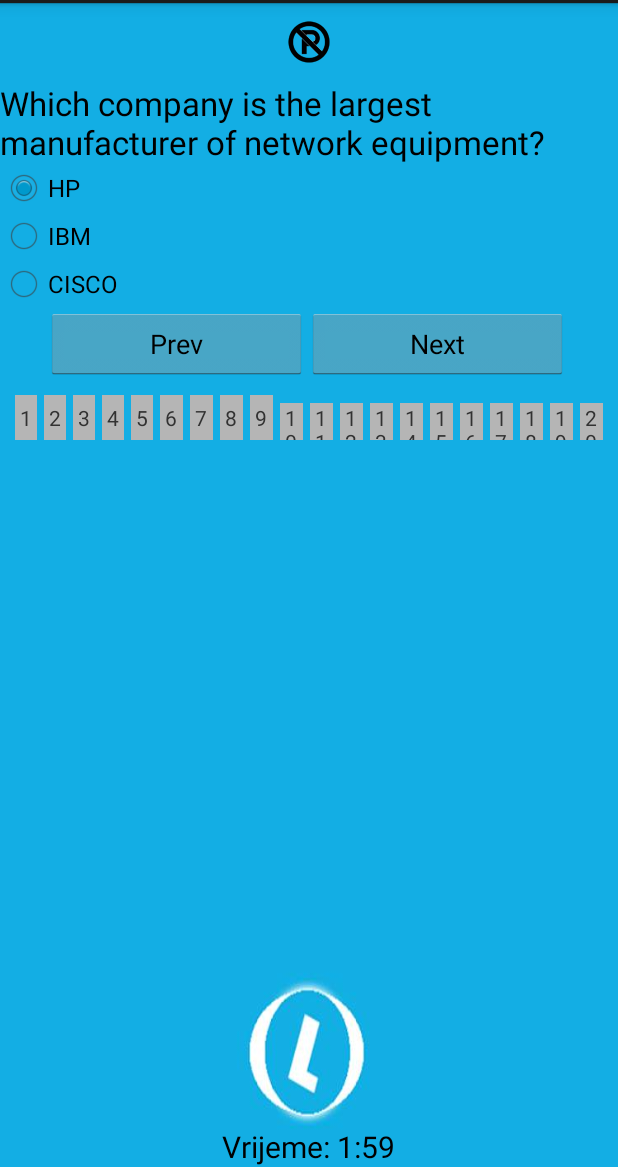
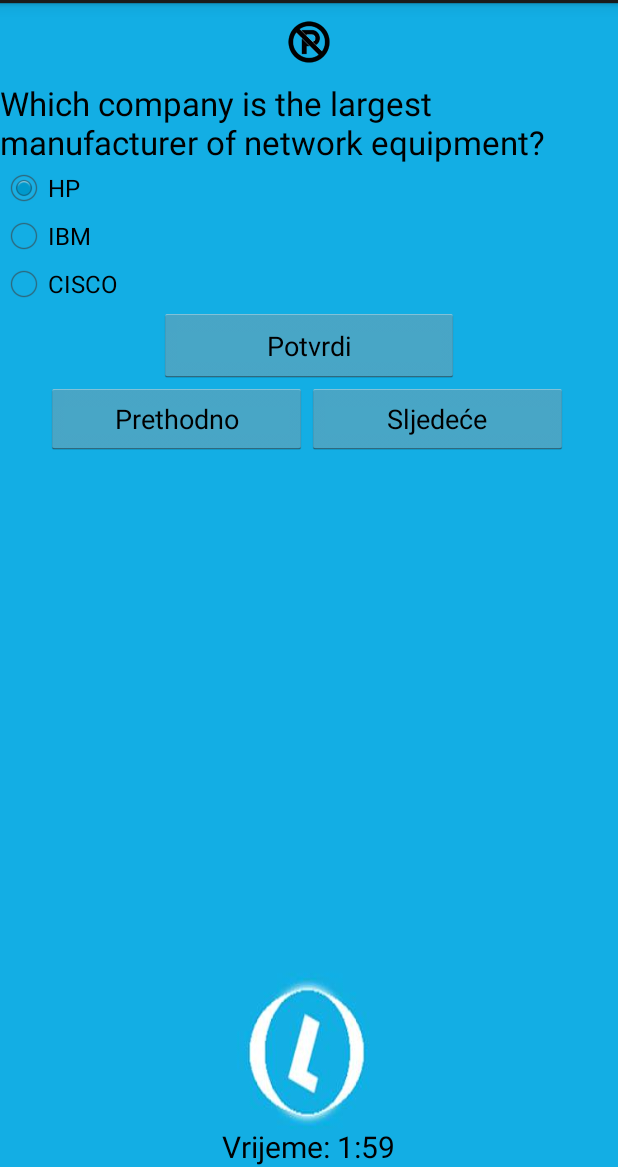
Before and after one commit to rimatik/DrivingSchool-mobile, an Android app: the screen it shows after launch (QuizActivity), after a tap on an icon or button, on a phone screen of 412 x 824 dp, the part 69-1236 px from its top. Run offline under Robolectric (Android 15) with nearby library versions, the phone set to English and light mode, and no system bars.

```diff
--- a/app/src/main/java/com/slaven/radja/autoskola/ispiti/DbHelper.java
+++ b/app/src/main/java/com/slaven/radja/autoskola/ispiti/DbHelper.java
@@ -17,7 +17,7 @@ import android.util.Log;
 import com.slaven.radja.autoskola.R;
 
 public class DbHelper extends SQLiteOpenHelper {
-    private static final int DATABASE_VERSION = 18;
+    private static final int DATABASE_VERSION = 19;
     // Database Name
     private static final String DATABASE_NAME = "autoskolaQuiz";
     // tasks table name
@@ -62,54 +62,7 @@ public class DbHelper extends SQLiteOpenHelper {
         Question q4=new Question("Which of the following device" +
                 " regulates internet traffic?", "Router", "Bridge", "Hub","Router");
         this.addQuestion(q4);
-        Question q5=new Question("Which of the following is NOT an" +
-                " interpreted language?","Ruby","Python","BASIC","BASIC");
-        this.addQuestion(q5);
-        Question q6=new Question("Which of the following is NOT an" +
-                " interpreted language?","Ruby","Python","BASIC","BASIC");
-        this.addQuestion(q6);
-        Question q7=new Question("Which of the following is NOT an" +
-                " interpreted language?","Ruby","Python","BASIC","BASIC");
-        this.addQuestion(q7);
-        Question q8=new Question("Which of the following is NOT an" +
-                " interpreted language?","Ruby","Python","BASIC","BASIC");
-        this.addQuestion(q8);
-        Question q9=new Question("Which of the following is NOT an" +
-                " interpreted language?","Ruby","Python","BASIC","BASIC");
-        this.addQuestion(q9);
-        Question q10=new Question("Which of the following is NOT an" +
-                " interpreted language?","Ruby","Python","BASIC","BASIC");
-        this.addQuestion(q10);
-        Question q11=new Question("Which of the following is NOT an" +
-                " interpreted language?","Ruby","Python","BASIC","BASIC");
-        this.addQuestion(q11);
-        Question q12=new Question("Which of the following is NOT an" +
-                " interpreted language?","Ruby","Python","BASIC","BASIC");
-        this.addQuestion(q12);
-        Question q13=new Question("Which of the following is NOT an" +
-                " interpreted language?","Ruby","Python","BASIC","BASIC");
-        this.addQuestion(q13);
-        Question q14=new Question("Which of the following is NOT an" +
-                " interpreted language?","Ruby","Python","BASIC","BASIC");
-        this.addQuestion(q14);
-        Question q15=new Question("Which of the following is NOT an" +
-                " interpreted language?","Ruby","Python","BASIC","BASIC");
-        this.addQuestion(q15);
-        Question q16=new Question("Which of the following is NOT an" +
-                " interpreted language?","Ruby","Python","BASIC","BASIC");
-        this.addQuestion(q16);
-        Question q17=new Question("Which of the following is NOT an" +
-                " interpreted language?","Ruby","Python","BASIC","BASIC");
-        this.addQuestion(q17);
-        Question q18=new Question("Which of the following is NOT an" +
-                " interpreted language?","Ruby","Python","BASIC","BASIC");
-        this.addQuestion(q18);
-        Question q19=new Question("Which of the following is NOT an" +
-                " interpreted language?","Ruby","Python","BASIC","BASIC");
-        this.addQuestion(q19);
-        Question q20=new Question("Which of the following is NOT an" +
-                " interpreted language?","Ruby","Python","BASIC","BASIC");
-        this.addQuestion(q20);
+
 
     }
     @Override
--- a/app/src/main/java/com/slaven/radja/autoskola/ispiti/QuizActivity.java
+++ b/app/src/main/java/com/slaven/radja/autoskola/ispiti/QuizActivity.java
@@ -31,15 +31,14 @@ public class QuizActivity extends Activity {
     List<Question> quesList;
     int score = 0; //komentar
     int qid = 0;
-    int serviceId = 0;
-    Question currentQ, prevQ;
+    Question currentQ, confirmedQ;
     TextView txtQuestion, tvVrijeme;
     RadioButton rda, rdb, rdc, answer;
-    Button butNext,butPrev;
+    Button butNext,butPrev,butConfirm;
     Intent serviceIntent;
     ImageView questionImage;
-    LinearLayout questionPicker;
-    String pom;
+
+
 
     @Override
     protected void onCreate(Bundle savedInstanceState) {
@@ -49,19 +48,20 @@ public class QuizActivity extends Activity {
 
         quesList = db.getAllQuestions();
         currentQ = quesList.get(qid);
-        prevQ = quesList.get(serviceId);
+        confirmedQ = quesList.get(qid);
         txtQuestion = (TextView) findViewById(R.id.textView1);
         rda = (RadioButton) findViewById(R.id.radio0);
         rdb = (RadioButton) findViewById(R.id.radio1);
         rdc = (RadioButton) findViewById(R.id.radio2);
         butNext = (Button) findViewById(R.id.bNext);
         butPrev = (Button) findViewById(R.id.bPrev);
+        butConfirm = (Button) findViewById(R.id.bConfirm);
         tvVrijeme = (TextView) findViewById(R.id.satPrikaz);
         serviceIntent = new Intent(QuizActivity.this, ResultActivity.class);
         questionImage = (ImageView) findViewById(R.id.iv_question_image);
-        questionPicker = (LinearLayout) findViewById(R.id.ll_question_picker);
+
         setQuestionView();
-        setQuestionPicker();
+
 
         new CountDownTimer(120000, 1000) {
 
@@ -82,19 +82,51 @@ public class QuizActivity extends Activity {
             }
         }.start();
 
-        butNext.setOnClickListener(new View.OnClickListener() {
+        butConfirm.setOnClickListener(new View.OnClickListener() {
             @Override
             public void onClick(View view) {
                 RadioGroup grp = (RadioGroup) findViewById(R.id.radioGroup1);
                 answer = (RadioButton) findViewById(grp.getCheckedRadioButtonId());
 
-                if (currentQ.getANSWER().equals(answer.getText())) {
-
+                if(confirmedQ.getANSWER().equals(answer.getText())){
+                    if(qid < 1){
+                        score++;
+                    Bundle b = new Bundle();
+                    b.putInt("score", score);
+                    serviceIntent.putExtras(b);
+                    }
+                    else{
+                        Bundle b = new Bundle();
+                        b.putInt("score", score);
+                        serviceIntent.putExtras(b);
+                    }
+                    }
+                else  {
+                   if (currentQ.getANSWER().equals(answer.getText())){
+                     confirmedQ.getANSWER();
                     score++;
                     Bundle b = new Bundle();
                     b.putInt("score", score);
                     serviceIntent.putExtras(b);
+                   }
+                   else{
+
+                       Bundle b = new Bundle();
+                       b.putInt("score", score);
+                       serviceIntent.putExtras(b);
+
+                   }
                 }
+
+
+            }
+
+        });
+
+        butNext.setOnClickListener(new View.OnClickListener() {
+            @Override
+            public void onClick(View view) {
+
                 if (qid < 5) {
                     currentQ = quesList.get(qid);
                     Bundle b = new Bundle();
@@ -124,7 +156,6 @@ public class QuizActivity extends Activity {
                 } else{
                     qid = qid-2;
                     currentQ = quesList.get(qid);
-
                     setQuestionView();
 
 
@@ -133,32 +164,6 @@ public class QuizActivity extends Activity {
 
 
         });
-
-    }
-
-    private void setQuestionPicker() {
-        LinearLayout.LayoutParams params = new LinearLayout.LayoutParams(0, DisplayHelper.getDpToPx(this, 30));
-        params.weight = 1;
-        params.rightMargin = DisplayHelper.getDpToPx(this, 5);
-
-        for (int i = 0; i < quesList.size(); i++) {
-
-
-            final TextView textView = new TextView(this);
-            final int position = i;
-            textView.setText(Integer.toString(i + 1));
-            textView.setGravity(Gravity.CENTER_HORIZONTAL | Gravity.CENTER_VERTICAL);
-            textView.setBackgroundColor(getResources().getColor(R.color.light_gray));
-            textView.setOnClickListener(new View.OnClickListener() {
-                @Override
-                public void onClick(View view) {
-                    currentQ = quesList.get(position);
-                    qid = position;
-                    setQuestionView();
-                }
-            });
-            questionPicker.addView(textView, params);
-        }
 
     }
 
@@ -181,17 +186,5 @@ public class QuizActivity extends Activity {
         }
         qid++;
     }
-    private void setQuestionViewPrev() {
-        txtQuestion.setText(prevQ.getQUESTION());
-        rda.setText(prevQ.getOPTA());
-        rdb.setText(prevQ.getOPTB());
-        rdc.setText(prevQ.getOPTC());
-        if (prevQ.hasImage()) {
-            questionImage.setImageResource(prevQ.getImg_ID());
-            questionImage.setVisibility(View.VISIBLE);
-        } else {
-            questionImage.setVisibility(View.GONE);
-        }
-        qid--;
-    }
+
 }
--- a/app/src/main/res/layout/activity_kviz.xml
+++ b/app/src/main/res/layout/activity_kviz.xml
@@ -66,6 +66,20 @@
 
 
         </RadioGroup>
+
+        <RelativeLayout
+            android:layout_width="fill_parent"
+            android:layout_height="wrap_content">
+
+            <Button
+                android:layout_centerInParent="true"
+                android:layout_width="200dp"
+                android:layout_height="50dp"
+                android:text="Potvrdi"
+                android:id="@+id/bConfirm"/>
+
+        </RelativeLayout>
+
         <LinearLayout
             android:layout_width="350dp"
             android:layout_height="wrap_content"
@@ -74,28 +88,18 @@
                 android:id="@+id/bPrev"
                 android:layout_width="174dp"
                 android:layout_height="wrap_content"
-                android:text="Prev" />
+                android:text="Prethodno" />
             <Button
                 android:id="@+id/bNext"
                 android:layout_width="174dp"
                 android:layout_height="wrap_content"
-                android:text="Next" />
+                android:text="Sljedeće" />
 
             </LinearLayout>
+
     </LinearLayout>
 
-    <LinearLayout
-        android:layout_width="match_parent"
 
-        android:layout_marginTop="10dp"
-        android:layout_marginLeft="10dp"
-        android:layout_marginRight="5dp"
-        android:orientation="horizontal"
-        android:id="@+id/ll_question_picker"
-        android:layout_below="@+id/ll_question_wrapper"
-        android:layout_height="wrap_content">
-
-    </LinearLayout>
     <TextView
         android:id="@+id/satPrikaz"
         android:layout_width="wrap_content"
```
